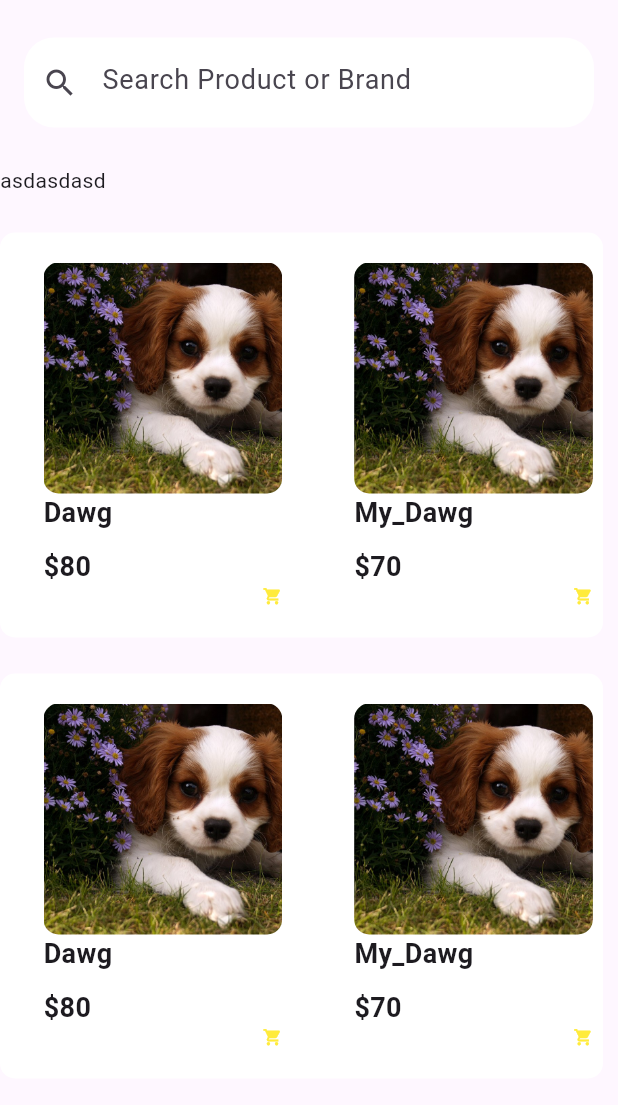
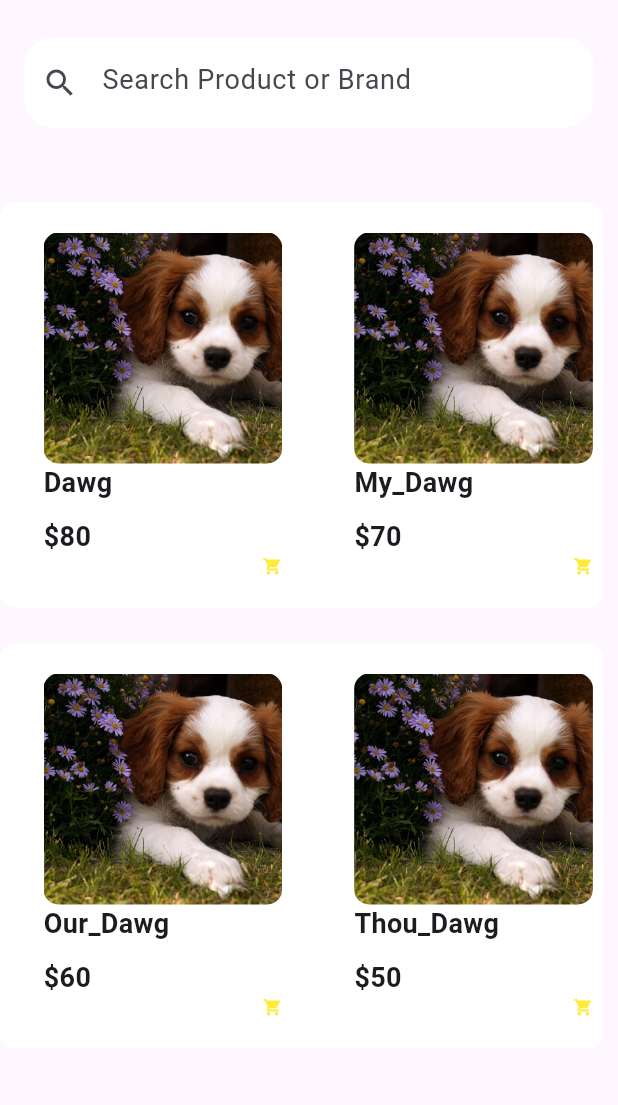
Before and after one commit to FrancisLydz1321/prelim-mobileSP2b, a Flutter app: the catalog screen opened directly, on a phone screen of 412 x 824 dp, the part 54-1159 px from its top. Run offline on Flutter 3.47's test engine with Material 3 defaults, Android fonts, the phone set to English and light mode, and no system bars.

Commit message:
weqweqweqw;elkqwl;eqweqwe;qweqw;leqw;lekqkel

```diff
--- a/lib/pages/catalog.dart
+++ b/lib/pages/catalog.dart
@@ -15,16 +15,19 @@ class _catalogState extends State<catalog> {
       "price": "\$70",
       "images": '/assets/images/dog_9.1.jpg'
     },
-    // {
-    //   "name": "Our_Dawg",
-    //   "price": "\$60",
-    //   "images": '/assets/images/dog_12.jpg'
-    // },
-    // {
-    //   "name": "Thou_Dawg",
-    //   "price": "\$50",
-    //   "images": '/assets/images/dog_13.jfif'
-    // },
+  ];
+
+  final List<Map<String, dynamic>> dogList2 = [
+    {
+      "name": "Our_Dawg",
+      "price": "\$60",
+      "images": '/assets/images/dog_12.jpg'
+    },
+    {
+      "name": "Thou_Dawg",
+      "price": "\$50",
+      "images": '/assets/images/dog_13.jfif'
+    },
   ];
 
   @override
@@ -38,7 +41,7 @@ class _catalogState extends State<catalog> {
         const SizedBox(height: 25),
         getSearch(),
         const SizedBox(height: 25),
-        Text('asdasdasd'),
+        // Text('asdasdasd'),
         const SizedBox(height: 25),
         Container(
           width: MediaQuery.of(context).size.width,
@@ -125,13 +128,13 @@ class _catalogState extends State<catalog> {
                     child: ListView.builder(
                       scrollDirection: Axis.horizontal,
                       itemBuilder: ((context, index) {
-                        return petCard(
-                          name: dogList[index]['name'],
-                          images: dogList[index]['image'],
-                          price: dogList[index]['price'],
+                        return petCard2(
+                          name: dogList2[index]['name'],
+                          images: dogList2[index]['image'],
+                          price: dogList2[index]['price'],
                         );
                       }),
-                      itemCount: dogList.length,
+                      itemCount: dogList2.length,
                     ),
                   ),
                   // const Positioned(
@@ -212,6 +215,85 @@ class petCard extends StatelessWidget {
               //         Icon(Icons.shopping_cart, size: 10, color: Colors.pink),
               //   ),
               // ),
+            ],
+          ),
+          Align(
+            alignment: Alignment.topLeft,
+            child: Text(
+              name.toString(),
+              style: const TextStyle(
+                fontWeight: FontWeight.bold,
+                fontSize: 18.0,
+              ),
+            ),
+          ),
+          SizedBox(height: 10),
+          Align(
+            alignment: Alignment.topLeft,
+            child: Text(
+              price.toString(),
+              style: const TextStyle(
+                fontWeight: FontWeight.bold,
+                fontSize: 18.0,
+              ),
+            ),
+          ),
+          Row(
+            children: [
+              Expanded(
+                flex: 2,
+                child: Icon(Icons.shopping_cart, size: 10, color: Colors.white),
+              ),
+              Container(
+                decoration: BoxDecoration(
+                  borderRadius: BorderRadius.circular(10.0),
+                  color: Colors.white,
+                ),
+                child:
+                    Icon(Icons.shopping_cart, size: 13, color: Colors.yellow),
+              ),
+            ],
+          ),
+        ],
+      ),
+    );
+  }
+}
+
+class petCard2 extends StatelessWidget {
+  final String? name;
+  // final String? type;
+  final String? price;
+  final String? images;
+
+  const petCard2({super.key, this.name, this.price, this.images});
+
+  @override
+  Widget build(BuildContext context) {
+    return Container(
+      width: MediaQuery.of(context).size.width / 2.3,
+      margin: const EdgeInsets.only(right: 14.0, left: 14.0),
+      padding: const EdgeInsets.symmetric(horizontal: 10, vertical: 10),
+      decoration: BoxDecoration(
+        borderRadius: BorderRadius.circular(10.0),
+        color: Colors.white,
+      ),
+      child: Column(
+        children: [
+          Stack(
+            children: [
+              Container(
+                height: 154,
+                width: MediaQuery.of(context).size.width,
+                decoration: BoxDecoration(
+                  borderRadius: BorderRadius.circular(10.0),
+                  image: DecorationImage(
+                    image: AssetImage('assets/images/dog_14.jpg'),
+                    // image: AssetImage(images.toString()),
+                    fit: BoxFit.cover,
+                  ),
+                ),
+              ),
             ],
           ),
           Align(
```
